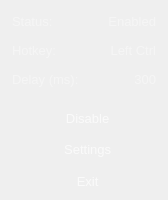
Before: the Qt Designer form src/ui/forms/EasyLangSwitcher_tray.ui in egoisticdesire/EasyLangSwitcher, drawn with Qt 5.
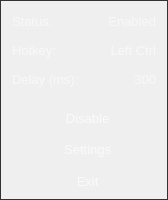
After: the same form once the commit is applied. Icons and pictures are not drawn.

What changed in the file:
```diff
--- a/src/ui/forms/EasyLangSwitcher_tray.ui
+++ b/src/ui/forms/EasyLangSwitcher_tray.ui
@@ -64,9 +64,7 @@
      </property>
      <property name="styleSheet">
       <string notr="true">QFrame#background_frame {
-/*border-radius: 8px;
-border: 1px solid rgba(255, 255, 255, 66);*/
-border: 1px solid transparent;
+border: 1px solid rgb(50, 50, 50);
 background: transparent;
 }</string>
      </property>
@@ -118,7 +116,7 @@
 margin: 2px;
 padding: 3px 0;
 border-radius: 5px;
-color: rgba(255, 255, 255, 100);
+color: rgba(255, 255, 255, 150);
 background: transparent;
 }
 </string>
```
